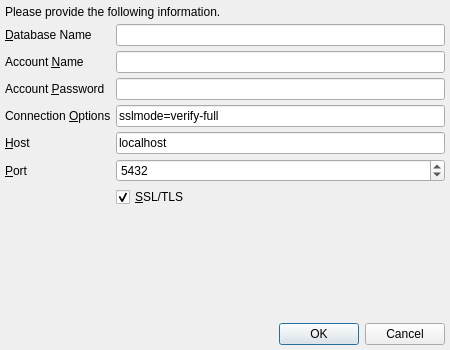
This is branches/trunk/UI/spot-on-postgresql-connect.ui in textbrowser/spot-on as Qt 5 draws it before an edit. The edited form follows.
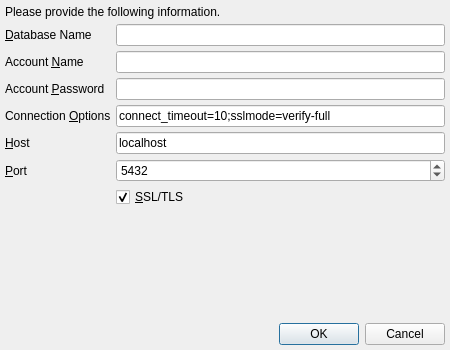
This is the edited form. Icons and pictures are not drawn.

Commit message: Allow PQ timeout settings.

Diff of the .ui file:
```diff
--- a/branches/trunk/UI/spot-on-postgresql-connect.ui
+++ b/branches/trunk/UI/spot-on-postgresql-connect.ui
@@ -171,7 +171,7 @@
         <string>Please separate options with semicolons.</string>
        </property>
        <property name="text">
-        <string>sslmode=verify-full</string>
+        <string>connect_timeout=10;sslmode=verify-full</string>
        </property>
       </widget>
      </item>
```
Left out of the diff: 11 changed lines with no effect on the pictures. The commit also changes 13 other files.
